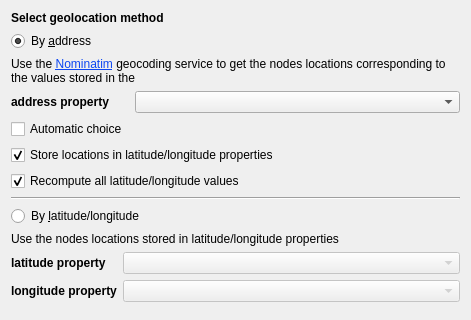
Qt form plugins/view/GeographicView/GeolocalisationConfigWidget.ui (Tulip-Dev/tulip) before a commit; both pictures show x 0 to 471 and y 0 to 320 of the 471 by 757 pixel window.
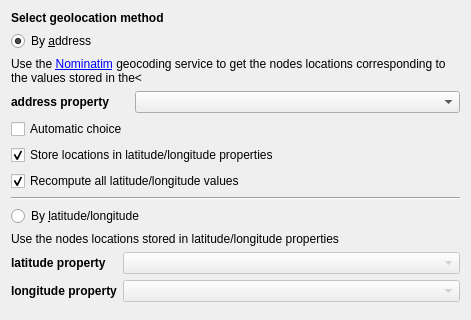
The same form after that commit. Custom widgets are drawn as their Qt base class.

Commit message: cleanup display of html links + add HTML_LINK_COLOR macro to give them the same contrasted blue color whatever the display mode (light/dark)

Patch:
```diff
--- a/plugins/view/GeographicView/GeolocalisationConfigWidget.ui
+++ b/plugins/view/GeographicView/GeolocalisationConfigWidget.ui
@@ -37,7 +37,7 @@
    <item>
     <widget class="QLabel" name="label_6">
      <property name="text">
-      <string>&lt;html&gt;&lt;body&gt;&lt;p&gt;Use the &lt;a href=&quot;https://nominatim.openstreetmap.org/&quot;&gt;&lt;span style=&quot; text-decoration: underline; color:#0d47f1;&quot;&gt;Nominatim&lt;/span&gt;&lt;/a&gt; geocoding service to get the nodes locations corresponding to the values stored in the&lt;/p&gt;&lt;/body&gt;&lt;/html&gt;</string>
+      <string>Use the &lt;a href=&quot;https://nominatim.openstreetmap.org/&quot;&gt;Nominatim&lt;/a&gt; geocoding service to get the nodes locations corresponding to the values stored in the&lt;</string>
      </property>
      <property name="wordWrap">
       <bool>true</bool>
```
Left out of the diff: 2 changed lines with no effect on the pictures. The commit also changes 11 other files.
